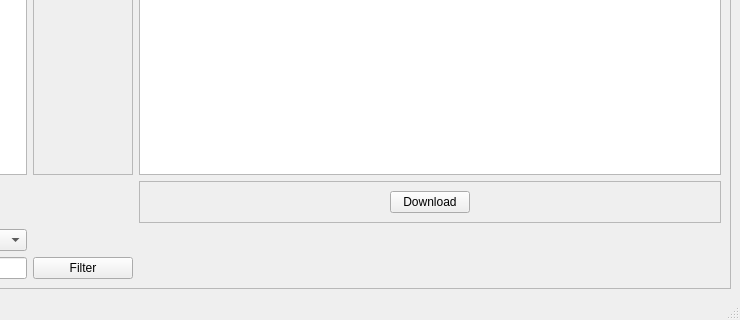
StephenKoulzhik/DSBA_BigHW1, file code/BigHW/mainwindow.ui: the form before one commit; both pictures show x 574 to 1314 and y 358 to 678 of the 1314 by 678 pixel window.
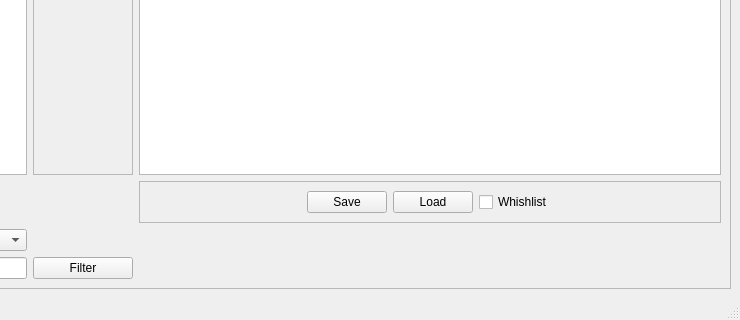
The form after the commit.

The edit to the form file:
```diff
--- a/code/BigHW/mainwindow.ui
+++ b/code/BigHW/mainwindow.ui
@@ -165,11 +165,11 @@
           <item row="0" column="1">
            <widget class="QPushButton" name="downloadButton">
             <property name="text">
-             <string>Download</string>
+             <string>Save</string>
             </property>
            </widget>
           </item>
-          <item row="0" column="2">
+          <item row="0" column="4">
            <spacer name="horizontalSpacer_2">
             <property name="orientation">
              <enum>Qt::Horizontal</enum>
@@ -182,6 +182,33 @@
             </property>
            </spacer>
           </item>
+          <item row="0" column="0">
+           <spacer name="horizontalSpacer">
+            <property name="orientation">
+             <enum>Qt::Horizontal</enum>
+            </property>
+            <property name="sizeHint" stdset="0">
+             <size>
+              <width>40</width>
+              <height>20</height>
+             </size>
+            </property>
+           </spacer>
+          </item>
+          <item row="0" column="3">
+           <widget class="QCheckBox" name="checkBox">
+            <property name="text">
+             <string>Whishlist</string>
+            </property>
+           </widget>
+          </item>
+          <item row="0" column="2">
+           <widget class="QPushButton" name="pushButton">
+            <property name="text">
+             <string>Load</string>
+            </property>
+           </widget>
+          </item>
          </layout>
         </widget>
        </item>
```
Left out of the diff: 13 changed lines with no effect on the pictures.
